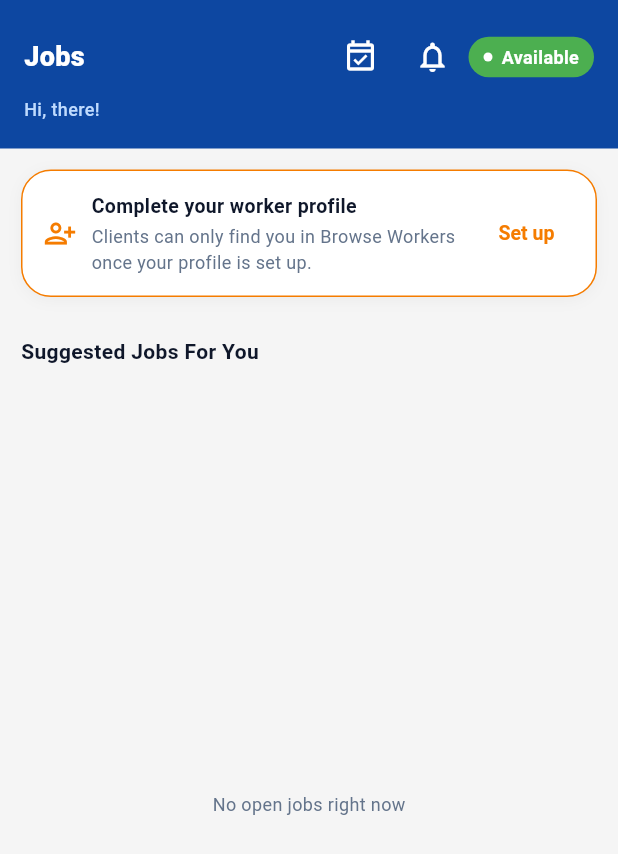
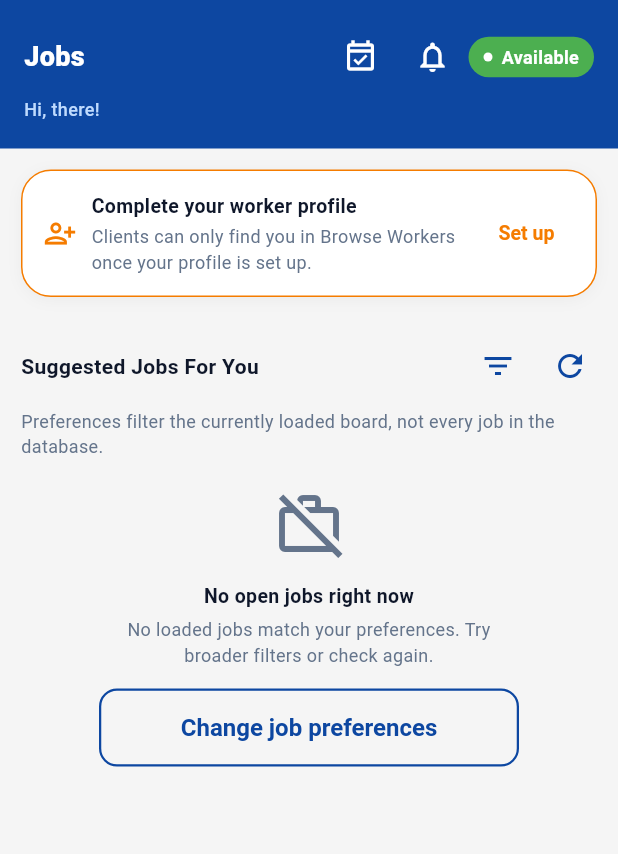
Before and after one commit to MesumAbbas1212/Quick-Fix, a Flutter app: the WorkerDashboardScreen screen opened directly with empty values, on a phone screen of 412 x 824 dp. Shown: the top 854 px of the screen. Run offline on Flutter 3.47's test engine with Material 3 defaults, Android fonts, the phone set to English and light mode, and no system bars; our stand-ins replace cloud_firestore, firebase_auth, firebase_core, geolocator, image_picker, shared_preferences; accounts and stored records are empty; network calls fail.

Commit message:
feat(screens): add JobAlertPreferencesScreen
Co-authored-by: arena-agent <297053741+arena-agent@users.noreply.github.com>

```diff
--- /dev/null
+++ b/mobile/lib/models/job_preferences.dart
@@ -0,0 +1,16 @@
+import 'package:quickfix/models/job_model.dart';
+class JobPreferences {
+  final List<JobCategory> categories;
+  final double? maxDistanceKm;
+  final double minBudget;
+  final bool onlyVerifiedClients;
+  const JobPreferences({this.categories = const [], this.maxDistanceKm, this.minBudget = 0, this.onlyVerifiedClients = false});
+  factory JobPreferences.fromMap(Object? value) {
+    final data = value is Map ? value : const {};
+    return JobPreferences(categories: (data['categories'] is List ? data['categories'] as List : const []).whereType<String>()
+      .where((name) => JobCategory.values.any((category) => category.name == name)).map((name) => JobCategory.values.firstWhere((category) => category.name == name)).toSet().toList(),
+      maxDistanceKm: (data['maxDistanceKm'] as num?)?.toDouble(), minBudget: (data['minBudget'] as num?)?.toDouble() ?? 0, onlyVerifiedClients: data['onlyVerifiedClients'] == true);
+  }
+  bool get valid => categories.isNotEmpty && minBudget.isFinite && minBudget >= 0 && (maxDistanceKm == null || (maxDistanceKm!.isFinite && maxDistanceKm! >= 1 && maxDistanceKm! <= 100));
+  Map<String, dynamic> toMap() => {'categories': categories.map((category) => category.name).toList(), 'maxDistanceKm': maxDistanceKm, 'minBudget': minBudget, 'onlyVerifiedClients': onlyVerifiedClients};
+}
--- a/mobile/lib/models/user_model.dart
+++ b/mobile/lib/models/user_model.dart
@@ -9,6 +9,7 @@ enum UserRole {
 
 class UserModel {
   final String uid;
+  final bool verifiedClient;
   final NotificationPrefs notificationPrefs;
   final List<String> savedWorkers;
   /// Derived from the private deletion marker, never written to public users.
@@ -29,6 +30,7 @@ class UserModel {
 
   UserModel({
     required this.uid,
+    this.verifiedClient = false,
     this.notificationPrefs = const NotificationPrefs(),
     this.savedWorkers = const [],
     this.deletionPending = false,
@@ -47,6 +49,7 @@ class UserModel {
   factory UserModel.fromMap(Map<String, dynamic> map, String uid) {
     return UserModel(
       uid: uid,
+      verifiedClient: map['verifiedClient'] == true,
       notificationPrefs: NotificationPrefs.fromMap(map['notificationPrefs']),
       savedWorkers: (map['savedWorkers'] is List ? map['savedWorkers'] as List : const []).whereType<String>().toSet().toList(),
       email: map['email'] ?? '',
@@ -83,6 +86,7 @@ class UserModel {
   }
 
   UserModel copyWith({
+    bool? verifiedClient,
     NotificationPrefs? notificationPrefs,
     List<String>? savedWorkers,
     bool? deletionPending,
@@ -100,6 +104,7 @@ class UserModel {
   }) {
     return UserModel(
       uid: uid ?? this.uid,
+      verifiedClient: verifiedClient ?? this.verifiedClient,
       notificationPrefs: notificationPrefs ?? this.notificationPrefs,
       savedWorkers: savedWorkers ?? this.savedWorkers,
       deletionPending: deletionPending ?? this.deletionPending,
--- a/mobile/lib/models/worker_profile.dart
+++ b/mobile/lib/models/worker_profile.dart
@@ -1,3 +1,4 @@
+import 'package:quickfix/models/job_preferences.dart';
 import 'package:quickfix/models/working_day.dart';
 import 'package:quickfix/models/worker_verification.dart';
 import 'package:cloud_firestore/cloud_firestore.dart';
@@ -5,6 +6,7 @@ import 'package:quickfix/models/job_model.dart';
 
 class WorkerProfile {
   final String uid;
+  final JobPreferences? jobPrefs;
   final Map<String, WorkingDay> workingHours;
   final List<String> daysOff;
   final VerificationSummary? verification;
@@ -31,6 +33,7 @@ class WorkerProfile {
 
   WorkerProfile({
     required this.uid,
+    this.jobPrefs,
     this.workingHours = const {},
     this.daysOff = const [],
     this.verification,
@@ -56,6 +59,7 @@ class WorkerProfile {
   factory WorkerProfile.fromMap(Map<String, dynamic> map, String uid) {
     return WorkerProfile(
       uid: uid,
+      jobPrefs: map['jobPrefs'] is Map ? JobPreferences.fromMap(map['jobPrefs']) : null,
       workingHours: WorkingDay.decode(map['workingHours']),
       daysOff: (map['daysOff'] is List ? map['daysOff'] as List : const []).whereType<String>().toList(),
       verification: map['verification'] is Map ? VerificationSummary.fromMap(Map<String, dynamic>.from(map['verification'] as Map)) : null,
@@ -89,6 +93,7 @@ class WorkerProfile {
       if (verification != null) 'verification': verification!.toMap(),
       if (workingHours.isNotEmpty) 'workingHours': workingHours.map((key, value) => MapEntry(key, value.toMap())),
       if (daysOff.isNotEmpty) 'daysOff': daysOff,
+      if (jobPrefs != null) 'jobPrefs': jobPrefs!.toMap(),
       'fullName': fullName,
       'email': email,
       'phone': phone,
@@ -110,6 +115,7 @@ class WorkerProfile {
   }
 
   WorkerProfile copyWith({
+    JobPreferences? jobPrefs,
     Map<String, WorkingDay>? workingHours,
     List<String>? daysOff,
     VerificationSummary? verification,
@@ -134,6 +140,7 @@ class WorkerProfile {
   }) {
     return WorkerProfile(
       uid: uid ?? this.uid,
+      jobPrefs: jobPrefs ?? this.jobPrefs,
       workingHours: workingHours ?? this.workingHours,
       daysOff: daysOff ?? this.daysOff,
       verification: verification ?? this.verification,
--- /dev/null
+++ b/mobile/lib/services/job_preference_service.dart
@@ -0,0 +1,34 @@
+import 'dart:math' as math;
+import 'package:cloud_firestore/cloud_firestore.dart';
+import 'package:geolocator/geolocator.dart';
+import 'package:quickfix/models/job_model.dart';
+import 'package:quickfix/models/job_preferences.dart';
+import 'package:quickfix/services/auth_service.dart';
+class JobPreferenceService {
+  final AuthService? _injectedAuth;
+  JobPreferenceService({AuthService? authService}) : _injectedAuth = authService;
+  late final AuthService _auth = _injectedAuth ?? AuthService();
+  List<JobModel> applyLocal(Iterable<JobModel> jobs, JobPreferences prefs, GeoPoint? origin) => jobs.where((job) {
+    if (job.status != JobStatus.open || job.anonymized) return false;
+    if (prefs.categories.isNotEmpty && !prefs.categories.contains(job.category)) return false;
+    if (!job.budgetMax.isFinite || job.budgetMax < prefs.minBudget) return false;
+    if (prefs.maxDistanceKm != null) {
+      if (origin == null) return false;
+      final km = Geolocator.distanceBetween(origin.latitude, origin.longitude, job.location.latitude, job.location.longitude) / 1000;
+      if (km > prefs.maxDistanceKm!) return false;
+    }
+    return true;
+  }).toList();
+  Future<List<JobModel>> filterVerified(List<JobModel> jobs) async {
+    final ids = jobs.map((job) => job.userId).toSet().toList(); final verified = <String>{}; var next = 0; var stopped = false;
+    Future<void> read() async {
+      while (!stopped && next < ids.length) {
+        final uid = ids[next++]; final profile = await _auth.getUserProfile(uid).timeout(const Duration(seconds: 8));
+        if (profile?.verifiedClient == true) verified.add(uid);
+      }
+    }
+    try { await Future.wait(List.generate(math.min(8, ids.length), (_) => read())).timeout(const Duration(seconds: 20)); }
+    finally { stopped = true; }
+    return jobs.where((job) => verified.contains(job.userId)).toList();
+  }
+}
--- a/mobile/lib/views/jobs/worker_dashboard_screen.dart
+++ b/mobile/lib/views/jobs/worker_dashboard_screen.dart
@@ -1,3 +1,9 @@
+import 'package:quickfix/models/job_preferences.dart';
+import 'package:quickfix/services/job_preference_service.dart';
+import 'package:quickfix/views/worker/job_alert_preferences_screen.dart';
+import 'package:quickfix/core/widgets/empty_state.dart';
+import 'package:quickfix/core/widgets/error_state.dart';
+import 'package:quickfix/core/widgets/loading_list.dart';
 import 'package:quickfix/views/worker/availability_settings_screen.dart';
 import 'package:quickfix/core/widgets/notification_bell.dart';
 import 'package:quickfix/services/notification_service.dart';
@@ -235,6 +241,15 @@ class _WorkerDashboardScreenState extends State<WorkerDashboardScreen> {
     );
   }
 
+  late Stream<List<JobModel>> _board = _watchBoard();
+  late final JobPreferenceService _preferences = JobPreferenceService(authService: widget.authService);
+  List<JobModel>? _verifiedInput;
+  String _verifiedKey = '';
+  Future<List<JobModel>>? _verifiedJobs;
+  Stream<List<JobModel>> _watchBoard() { try { return _jobService.watchOpenJobs(); } catch (error, stack) { return Stream.error(error, stack); } }
+  void _reloadBoard() => setState(() { _board = _watchBoard(); _verifiedInput = null; });
+  Future<void> _editPrefs() async { await Navigator.of(context).push(MaterialPageRoute(builder: (_) => JobAlertPreferencesScreen(workerId: widget.user.uid, profileService: widget.profileService))); if (mounted) _reloadBoard(); }
+
   String get _firstName {
     final name = (widget.workerProfile?.fullName ?? widget.user.fullName)
         .trim();
@@ -242,63 +257,32 @@ class _WorkerDashboardScreenState extends State<WorkerDashboardScreen> {
     return name.split(RegExp(r'\s+')).first;
   }
 
-  Widget _buildJobs() {
-    return Column(
-      crossAxisAlignment: CrossAxisAlignment.start,
-      children: [
-        Padding(
-          padding: const EdgeInsets.fromLTRB(14, 12, 14, 4),
-          child: Row(
-            children: [
-              const Expanded(
-                child: Text(
-                  'Suggested Jobs For You',
-                  style: TextStyle(
-                    fontSize: 14,
-                    fontWeight: FontWeight.w700,
-                    color: AppTheme.textDark,
-                  ),
-                ),
-              ),
-            ],
-          ),
-        ),
-        Expanded(
-          child: StreamBuilder<List<JobModel>>(
-            stream: _jobService.watchOpenJobs(),
-            builder: (context, snapshot) {
-              if (snapshot.hasError) {
-                return const Center(
-                  child: Text(
-                    'Could not load jobs',
-                    style: TextStyle(fontSize: 12, color: AppTheme.textMuted),
-                  ),
-                );
-              }
-              if (!snapshot.hasData || snapshot.data!.isEmpty) {
-                return const Center(
-                  child: Text(
-                    'No open jobs right now',
-                    style: TextStyle(fontSize: 12, color: AppTheme.textMuted),
-                  ),
-                );
-              }
-              return ListView.builder(
-                padding: const EdgeInsets.all(14),
-                itemCount: snapshot.data!.length,
-                itemBuilder: (context, index) {
-                  final job = snapshot.data![index];
-                  return Padding(
-                    padding: const EdgeInsets.only(bottom: 12),
-                    child: _buildSuggestionCard(job),
-                  );
-                },
-              );
-            },
-          ),
-        ),
-      ],
-    );
+  Widget _buildJobs() => Column(crossAxisAlignment: CrossAxisAlignment.start, children: [
+    Padding(padding: const EdgeInsetsDirectional.fromSTEB(14, 8, 8, 4), child: Row(children: [
+      const Expanded(child: Text('Suggested Jobs For You', style: TextStyle(fontSize: 14, fontWeight: FontWeight.w700, color: AppTheme.textDark))),
+      IconButton(key: const Key('dashboard-job-preferences'), tooltip: 'Job alert preferences', onPressed: _editPrefs, icon: const Icon(Icons.filter_list, color: AppTheme.brandBlue)),
+      IconButton(key: const Key('dashboard-job-refresh'), tooltip: 'Refresh jobs', onPressed: _reloadBoard, icon: const Icon(Icons.refresh, color: AppTheme.brandBlue)),
+    ])),
+    const Padding(padding: EdgeInsets.symmetric(horizontal: 14), child: Text('Preferences filter the currently loaded board, not every job in the database.', style: TextStyle(fontSize: 12, color: AppTheme.textMuted))),
+    Expanded(child: StreamBuilder<List<JobModel>>(stream: _board, builder: (context, snapshot) {
+      if (snapshot.hasError) return ErrorState(message: 'Could not load jobs', onRetry: _reloadBoard);
+      if (!snapshot.hasData) return const SingleChildScrollView(child: LoadingList());
+      final prefs = widget.workerProfile?.jobPrefs ?? const JobPreferences();
+      final local = _preferences.applyLocal(snapshot.data!.where((job) => job.userId != widget.user.uid), prefs, widget.workerProfile?.location);
+      if (!prefs.onlyVerifiedClients) return _jobRows(local);
+      final key = '${prefs.toMap()}|${widget.workerProfile?.location}';
+      if (!identical(_verifiedInput, snapshot.data) || _verifiedKey != key) { _verifiedInput = snapshot.data; _verifiedKey = key; _verifiedJobs = _preferences.filterVerified(local); }
+      return FutureBuilder<List<JobModel>>(future: _verifiedJobs, builder: (context, verified) {
+        if (verified.hasError) return ErrorState(message: 'Could not check client flags. Retry or change job preferences.', onRetry: _reloadBoard);
+        if (!verified.hasData) return const SingleChildScrollView(child: LoadingList());
+        return _jobRows(verified.data!);
+      });
+    })),
+  ]);
+  Widget _jobRows(List<JobModel> jobs) {
+    if (jobs.isEmpty) return SingleChildScrollView(child: EmptyState(icon: Icons.work_off_outlined, title: 'No open jobs right now',
+      message: 'No loaded jobs match your preferences. Try broader filters or check again.', action: OutlinedButton(key: const Key('dashboard-empty-preferences'), onPressed: _editPrefs, child: const Text('Change job preferences'))));
+    return ListView.builder(padding: const EdgeInsets.all(14), itemCount: jobs.length, itemBuilder: (context, index) => Padding(padding: const EdgeInsets.only(bottom: 12), child: _buildSuggestionCard(jobs[index])));
   }
 
   Widget _buildSuggestionCard(JobModel job) {
--- a/mobile/lib/views/profile/profile_screen.dart
+++ b/mobile/lib/views/profile/profile_screen.dart
@@ -748,7 +748,7 @@ class _ProfileScreenState extends State<ProfileScreen> {
       }),
       (Icons.translate, 'App Language', _openLanguageDialog),
       (Icons.settings_outlined, 'Settings', () {
-        Navigator.of(context).push(MaterialPageRoute(builder: (_) => SettingsScreen(user: _user,
+        Navigator.of(context).push(MaterialPageRoute(builder: (_) => SettingsScreen(user: _user, profileService: widget.profileService,
           authService: widget.authService, authController: widget.authController, languageService: widget.languageService, translationService: widget.translationService)));
       }),
       (Icons.help_outline, 'Help & Support', () {
--- /dev/null
+++ b/mobile/lib/views/worker/job_alert_preferences_screen.dart
@@ -0,0 +1,78 @@
+import 'package:cloud_firestore/cloud_firestore.dart';
+import 'package:flutter/material.dart';
+import 'package:quickfix/core/theme/app_theme.dart';
+import 'package:quickfix/core/widgets/empty_state.dart';
+import 'package:quickfix/core/widgets/error_state.dart';
+import 'package:quickfix/core/widgets/job_category_icons.dart';
+import 'package:quickfix/core/widgets/loading_list.dart';
+import 'package:quickfix/models/job_model.dart';
+import 'package:quickfix/models/job_preferences.dart';
+import 'package:quickfix/models/worker_profile.dart';
+import 'package:quickfix/services/profile_service.dart';
+import 'package:quickfix/views/worker/availability_settings_screen.dart';
+
+class JobAlertPreferencesScreen extends StatefulWidget {
+  final String workerId;
+  final ProfileService? profileService;
+  const JobAlertPreferencesScreen({super.key, required this.workerId, this.profileService});
+  @override
+  State<JobAlertPreferencesScreen> createState() => _JobAlertPreferencesScreenState();
+}
+class _JobAlertPreferencesScreenState extends State<JobAlertPreferencesScreen> {
+  late final ProfileService _profiles = widget.profileService ?? ProfileService();
+  late Future<WorkerProfile?> _future = _load();
+  final _budget = TextEditingController();
+  Set<JobCategory> _categories = {};
+  bool _distance = false, _verified = false, _busy = false;
+  double _km = 10;
+  GeoPoint? _origin;
+  String? _error;
+  Future<WorkerProfile?> _load() async {
+    final worker = await _profiles.getWorkerProfile(widget.workerId).timeout(const Duration(seconds: 10));
+    final prefs = worker?.jobPrefs ?? const JobPreferences();
+    _categories = prefs.categories.isEmpty ? JobCategory.values.toSet() : prefs.categories.toSet(); _origin = worker?.location;
+    _distance = prefs.maxDistanceKm != null && prefs.maxDistanceKm!.isFinite; _km = _distance ? prefs.maxDistanceKm!.clamp(1, 100).toDouble() : 10;
+    _verified = prefs.onlyVerifiedClients; _budget.text = prefs.minBudget.isFinite ? prefs.minBudget.toString() : '0';
+    return worker;
+  }
+  @override
+  void dispose() { _budget.dispose(); super.dispose(); }
+  Future<void> _setArea() async {
+    await Navigator.of(context).push(MaterialPageRoute(builder: (_) => AvailabilitySettingsScreen(workerId: widget.workerId, profileService: widget.profileService)));
+    try { final worker = await _profiles.getWorkerProfile(widget.workerId).timeout(const Duration(seconds: 8)); if (mounted) setState(() { _origin = worker?.location; }); }
+    catch (_) { if (mounted) setState(() { _error = 'Could not refresh the service pin. Retry after setting your area.'; }); }
+  }
+  Future<void> _save() async {
+    if (_busy) return;
+    final minimum = double.tryParse(_budget.text.trim());
+    final prefs = JobPreferences(categories: _categories.toList(), maxDistanceKm: _distance ? _km : null, minBudget: minimum ?? double.nan, onlyVerifiedClients: _verified);
+    if (!prefs.valid || (_distance && _origin == null)) { setState(() { _error = 'Select at least one category, a nonnegative budget and a service pin for distance filtering.'; }); return; }
+    setState(() { _busy = true; _error = null; });
+    try { await _profiles.saveJobPreferences(widget.workerId, prefs); if (mounted) Navigator.of(context).pop(true); }
+    catch (_) { if (mounted) setState(() { _error = 'Could not save job preferences. Your draft remains; retry.'; }); }
+    finally { if (mounted) setState(() { _busy = false; }); }
+  }
+  @override
+  Widget build(BuildContext context) => PopScope(canPop: !_busy, child: Scaffold(backgroundColor: AppTheme.bgLight,
+    appBar: AppBar(title: const Text('Job alert preferences', maxLines: 1, overflow: TextOverflow.ellipsis)),
+    body: SafeArea(child: FutureBuilder<WorkerProfile?>(future: _future, builder: (context, snapshot) {
+      if (snapshot.hasError) return ErrorState(message: 'Could not load job preferences.', onRetry: () => setState(() { _future = _load(); }));
+      if (snapshot.connectionState == ConnectionState.waiting) return const LoadingList();
+      if (snapshot.data == null) return EmptyState(icon: Icons.person_outline, title: 'Worker profile needed', message: 'Set up your worker profile first.', action: OutlinedButton(onPressed: () => Navigator.of(context).maybePop(), child: const Text('Back to profile')));
+      return ListView(padding: const EdgeInsets.all(16), children: [
+        const Text('These settings filter the loaded Jobs board. They are not push alerts or a second matching system.', style: TextStyle(fontSize: 13, color: AppTheme.textMuted)), const SizedBox(height: 14),
+        Wrap(spacing: 8, runSpacing: 8, children: [for (final category in JobCategory.values) FilterChip(key: Key('job-pref-${category.name}'), label: Text(jobCategoryLabel(category)), selected: _categories.contains(category),
+          onSelected: _busy ? null : (selected) => setState(() { selected ? _categories.add(category) : _categories.remove(category); }))]),
+        const SizedBox(height: 16), SwitchListTile(key: const Key('job-pref-distance'), title: const Text('Limit distance from my service pin'), contentPadding: EdgeInsets.zero,
+          value: _distance, onChanged: _busy ? null : (value) => setState(() { _distance = value; })),
+        if (_distance) ...[Text('Maximum: ${_km.toStringAsFixed(1)} km'), Slider(value: _km, min: 1, max: 100, divisions: 99, onChanged: _busy ? null : (value) => setState(() { _km = value; })),
+          if (_origin == null) TextButton(key: const Key('job-pref-set-area'), onPressed: _busy ? null : _setArea, child: const Text('Set service-area pin first'))],
+        TextField(key: const Key('job-pref-budget'), controller: _budget, enabled: !_busy, keyboardType: const TextInputType.numberWithOptions(decimal: true), decoration: const InputDecoration(labelText: 'Minimum posted maximum budget (PKR)')),
+        const SizedBox(height: 12), SwitchListTile(key: const Key('job-pref-verified'), contentPadding: EdgeInsets.zero, title: const Text('Only admin-flagged clients'),
+          subtitle: const Text('Uses an optional admin-maintained client flag, not automated identity/background checks. With no flagged clients the board is empty.'), value: _verified, onChanged: _busy ? null : (value) => setState(() { _verified = value; })),
+        if (_error != null) Padding(padding: const EdgeInsets.symmetric(vertical: 12), child: Text(_error!, style: const TextStyle(fontSize: 13, color: AppTheme.dangerRed))),
+        ElevatedButton(key: const Key('job-pref-save'), onPressed: _busy ? null : _save, child: Text(_busy ? 'Saving…' : 'Save job preferences')),
+      ]);
+    })),
+  ));
+}
```
Also changed, not shown: mobile/lib/services/profile_service.dart (+7 -1 lines), mobile/lib/views/settings/settings_screen.dart (+6 -1 lines), 3 other files.
